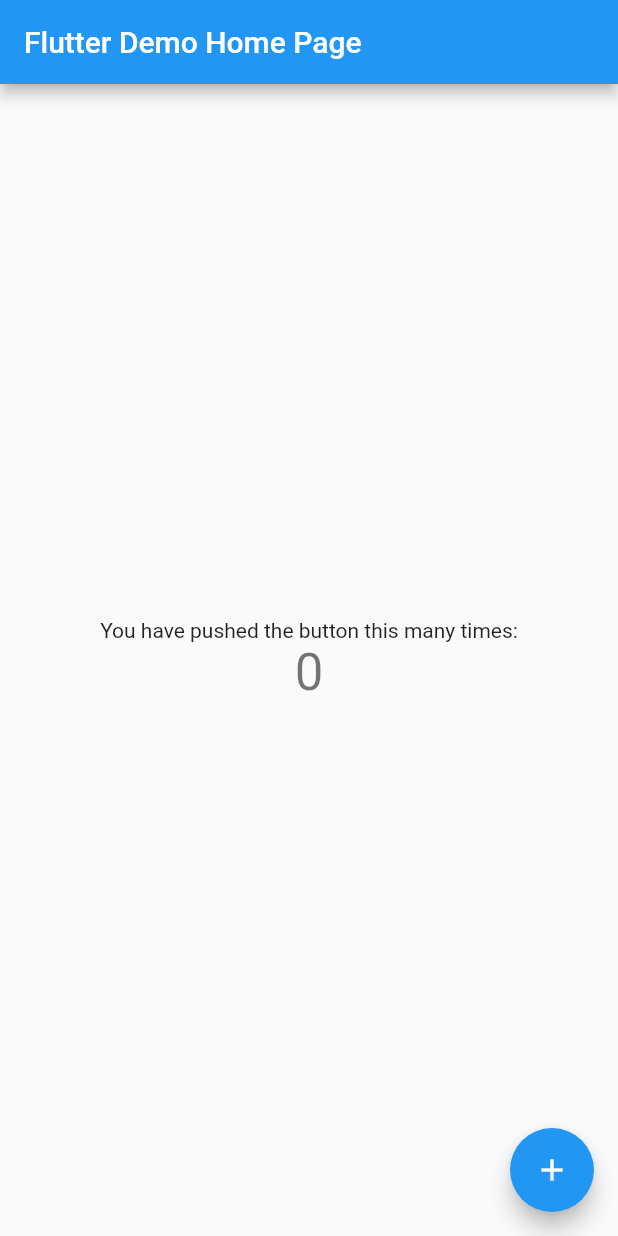
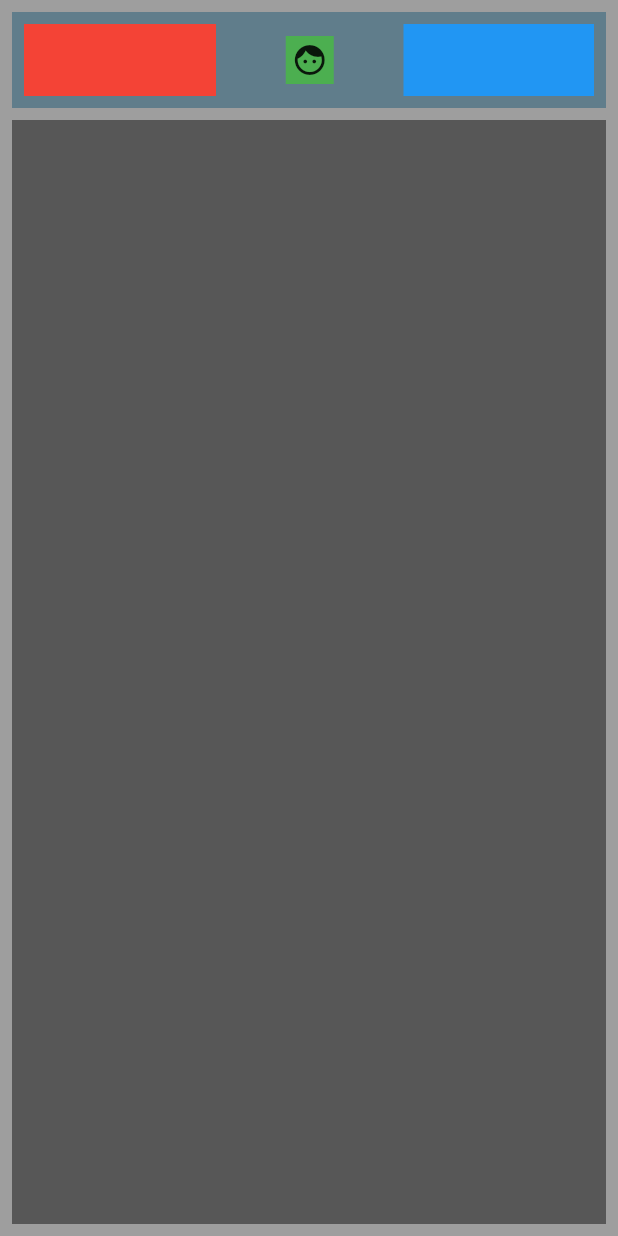
Before and after one commit to ahammer/flutter_minesweeper, a Flutter app: the screen it shows after launch, on a phone screen of 412 x 824 dp. Run offline on Flutter 3.47's test engine with Material 2 defaults, Android fonts, the phone set to English and light mode, and no system bars.

Commit message:
Project Scaffolding/Basic setup
- Scaffolding for view
- Some common dependencies I'll use
  - Provider (because common)
  - Redux (Global state)
  - Built_Value (Immutables)

```diff
--- a/lib/main.dart
+++ b/lib/main.dart
@@ -1,111 +1,5 @@
 import 'package:flutter/material.dart';
+import 'package:mine_sweeper/src/scaffolding/app.dart';
 
-void main() => runApp(MyApp());
-
-class MyApp extends StatelessWidget {
-  // This widget is the root of your application.
-  @override
-  Widget build(BuildContext context) {
-    return MaterialApp(
-      title: 'Flutter Demo',
-      theme: ThemeData(
-        // This is the theme of your application.
-        //
-        // Try running your application with "flutter run". You'll see the
-        // application has a blue toolbar. Then, without quitting the app, try
-        // changing the primarySwatch below to Colors.green and then invoke
-        // "hot reload" (press "r" in the console where you ran "flutter run",
-        // or simply save your changes to "hot reload" in a Flutter IDE).
-        // Notice that the counter didn't reset back to zero; the application
-        // is not restarted.
-        primarySwatch: Colors.blue,
-      ),
-      home: MyHomePage(title: 'Flutter Demo Home Page'),
-    );
-  }
-}
-
-class MyHomePage extends StatefulWidget {
-  MyHomePage({Key key, this.title}) : super(key: key);
-
-  // This widget is the home page of your application. It is stateful, meaning
-  // that it has a State object (defined below) that contains fields that affect
-  // how it looks.
-
-  // This class is the configuration for the state. It holds the values (in this
-  // case the title) provided by the parent (in this case the App widget) and
-  // used by the build method of the State. Fields in a Widget subclass are
-  // always marked "final".
-
-  final String title;
-
-  @override
-  _MyHomePageState createState() => _MyHomePageState();
-}
-
-class _MyHomePageState extends State<MyHomePage> {
-  int _counter = 0;
-
-  void _incrementCounter() {
-    setState(() {
-      // This call to setState tells the Flutter framework that something has
-      // changed in this State, which causes it to rerun the build method below
-      // so that the display can reflect the updated values. If we changed
-      // _counter without calling setState(), then the build method would not be
-      // called again, and so nothing would appear to happen.
-      _counter++;
-    });
-  }
-
-  @override
-  Widget build(BuildContext context) {
-    // This method is rerun every time setState is called, for instance as done
-    // by the _incrementCounter method above.
-    //
-    // The Flutter framework has been optimized to make rerunning build methods
-    // fast, so that you can just rebuild anything that needs updating rather
-    // than having to individually change instances of widgets.
-    return Scaffold(
-      appBar: AppBar(
-        // Here we take the value from the MyHomePage object that was created by
-        // the App.build method, and use it to set our appbar title.
-        title: Text(widget.title),
-      ),
-      body: Center(
-        // Center is a layout widget. It takes a single child and positions it
-        // in the middle of the parent.
-        child: Column(
-          // Column is also a layout widget. It takes a list of children and
-          // arranges them vertically. By default, it sizes itself to fit its
-          // children horizontally, and tries to be as tall as its parent.
-          //
-          // Invoke "debug painting" (press "p" in the console, choose the
-          // "Toggle Debug Paint" action from the Flutter Inspector in Android
-          // Studio, or the "Toggle Debug Paint" command in Visual Studio Code)
-          // to see the wireframe for each widget.
-          //
-          // Column has various properties to control how it sizes itself and
-          // how it positions its children. Here we use mainAxisAlignment to
-          // center the children vertically; the main axis here is the vertical
-          // axis because Columns are vertical (the cross axis would be
-          // horizontal).
-          mainAxisAlignment: MainAxisAlignment.center,
-          children: <Widget>[
-            Text(
-              'You have pushed the button this many times:',
-            ),
-            Text(
-              '$_counter',
-              style: Theme.of(context).textTheme.display1,
-            ),
-          ],
-        ),
-      ),
-      floatingActionButton: FloatingActionButton(
-        onPressed: _incrementCounter,
-        tooltip: 'Increment',
-        child: Icon(Icons.add),
-      ), // This trailing comma makes auto-formatting nicer for build methods.
-    );
-  }
-}
+//Start the app through the main entry point
+void main() => runApp(MinesweeperApp());
--- /dev/null
+++ b/lib/src/scaffolding/app.dart
@@ -0,0 +1,7 @@
+import 'package:flutter/material.dart';
+import 'package:mine_sweeper/src/ui/screens/game_screen.dart';
+class MinesweeperApp extends StatelessWidget {
+  @override
+  Widget build(BuildContext context) => MaterialApp(
+    home: GameScreen());
+}
--- /dev/null
+++ b/lib/src/ui/components/game_board.dart
@@ -0,0 +1,83 @@
+import 'package:flutter/material.dart';
+
+const kBoardEdgePadding = 8.0;
+
+class GameBoard extends StatelessWidget {
+  const GameBoard({
+    Key key,
+  }) : super(key: key);
+
+  @override
+  Widget build(BuildContext context) {
+    return Container(
+        color: Colors.grey,
+        child: Column(
+          children: <Widget>[
+            Padding(
+              padding: const EdgeInsets.fromLTRB(
+                  kBoardEdgePadding, kBoardEdgePadding, kBoardEdgePadding, 0),
+              child: GameBoardHeader(),
+            ),
+            Expanded(
+                child: Container(
+              width: double.infinity,
+              child: Padding(
+                padding: const EdgeInsets.all(kBoardEdgePadding),
+                child: MineField(),
+              ),
+            ))
+          ],
+        ));
+  }
+}
+
+///
+/// Header Section of the Gameboard
+/// Has the Score, The Timer, and the Reset button
+class GameBoardHeader extends StatelessWidget {
+  const GameBoardHeader({
+    Key key,
+  }) : super(key: key);
+
+  @override
+  Widget build(BuildContext context) {
+    return Container(
+      color: Colors.blueGrey,
+      child: Padding(
+        padding: const EdgeInsets.all(8),
+        child: Row(
+          children: <Widget>[
+            Container(color: Colors.red, width: 128, height: 48),
+            Expanded(child: Container()),
+            Center(
+                child: Container(
+              color: Colors.green,
+              width: 32,
+              height: 32,
+              child: Icon(Icons.face),
+            )),
+            Expanded(child: Container()),
+            Container(color: Colors.blue, width: 127, height: 48),
+          ],
+        ),
+      ),
+    );
+  }
+}
+
+
+
+class MineField extends StatelessWidget {
+  const MineField({
+    Key key,
+  }) : super(key: key);
+
+  @override
+  Widget build(BuildContext context) {
+    return Container(
+      color: Colors.black45,
+      width: double.infinity,
+      height: double.infinity,
+    );
+  }
+}
--- /dev/null
+++ b/lib/src/ui/screens/game_screen.dart
@@ -0,0 +1,8 @@
+import 'package:flutter/cupertino.dart';
+import 'package:flutter/material.dart';
+import 'package:mine_sweeper/src/ui/components/game_board.dart';
+
+class GameScreen extends StatelessWidget {
+  @override
+  Widget build(BuildContext context) => GameBoard();
+}
```
Also changed, not shown: pubspec.yaml (+13 -53 lines), pubspec.lock, 1 other file.
